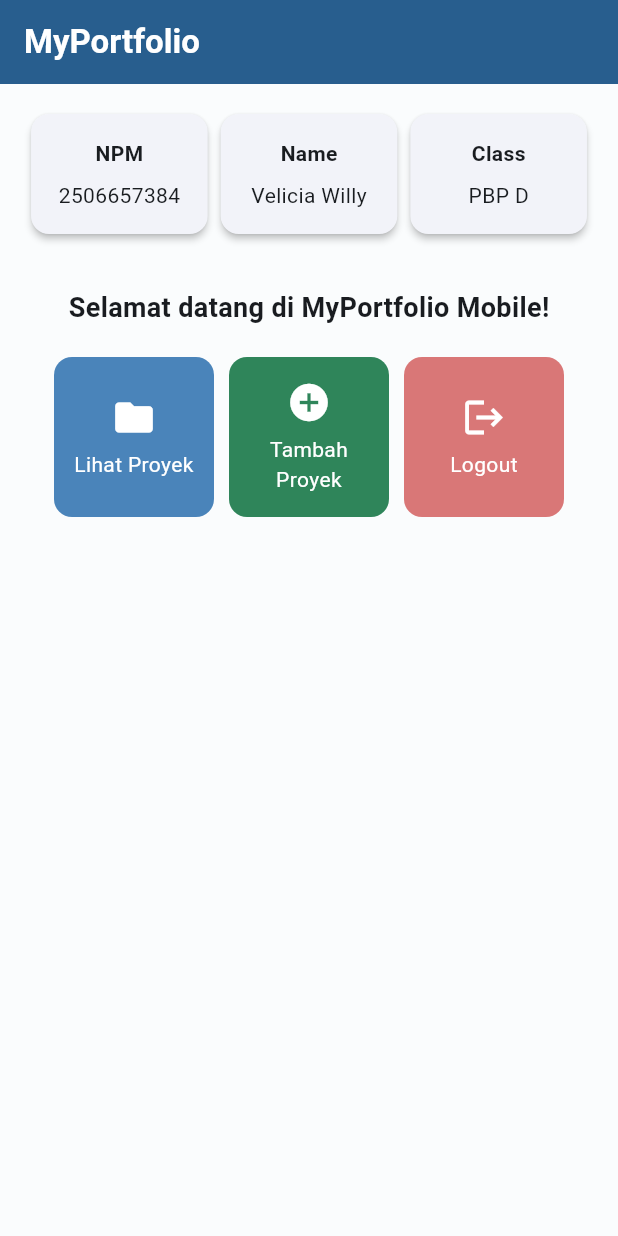
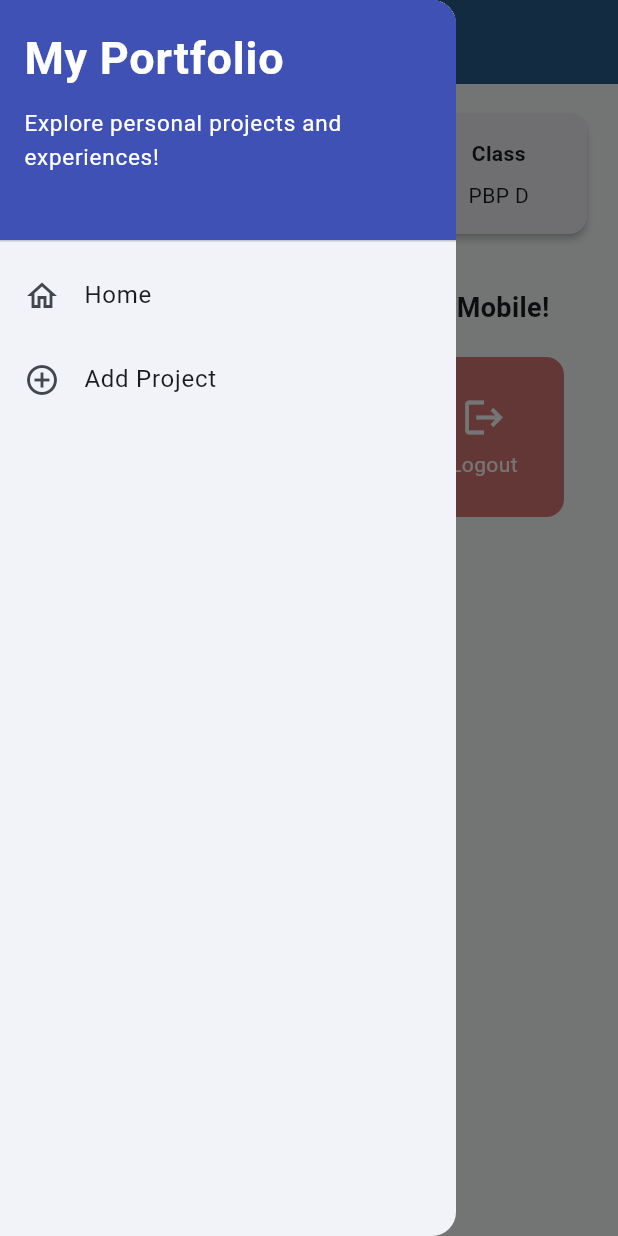
Before and after one commit to veliciawilly75/myportofolio_mobile, a Flutter app: the screen it shows after launch, with the side drawer open (before the commit the screen has no drawer), on a phone screen of 412 x 824 dp. Run offline on Flutter 3.47's test engine with Material 3 defaults, Android fonts, the phone set to English and light mode, and no system bars.

Commit message:
feat: Completed Tutorial 9

```diff
--- a/lib/main.dart
+++ b/lib/main.dart
@@ -1,5 +1,5 @@
 import 'package:flutter/material.dart';
-import 'package:myportofolio_mobile/menu.dart';
+import 'package:myportofolio_mobile/screens/menu.dart';
 
 void main() {
   runApp(const MyApp());
--- a/lib/menu.dart
+++ b/lib/screens/menu.dart
@@ -1,4 +1,6 @@
 import 'package:flutter/material.dart';
+import 'package:myportofolio_mobile/widgets/left_drawer.dart';
+import 'package:myportofolio_mobile/widgets/project_card.dart';
 
 class MyHomePage extends StatelessWidget {
   MyHomePage({super.key});
@@ -29,6 +31,7 @@ class MyHomePage extends StatelessWidget {
         ),
         backgroundColor: Theme.of(context).colorScheme.primary,
       ),
+      drawer: const LeftDrawer(),
       // Body halaman utama dengan padding di sekelilingnya.
       body: Padding(
         padding: const EdgeInsets.all(16.0),
@@ -124,50 +127,3 @@ class ItemHomepage {
 
   ItemHomepage(this.name, this.icon, this.color);
 }
-
-class ItemCard extends StatelessWidget {
-  final ItemHomepage item;
-
-  const ItemCard(this.item, {super.key});
-
-  @override
-  Widget build(BuildContext context) {
-    return Material(
-      // Menggunakan warna sekunder dari skema tema aplikasi.
-      color: item.color,
-      borderRadius: BorderRadius.circular(12),
-      child: InkWell(
-        // Aksi ketika kartu ditekan oleh pengguna.
-        onTap: () {
-          // Menampilkan SnackBar dengan pesan interaktif.
-          ScaffoldMessenger.of(context)
-            ..hideCurrentSnackBar()
-            ..showSnackBar(
-              SnackBar(content: Text("Kamu telah menekan tombol ${item.name}!"))
-            );
-        },
-        child: Container(
-          padding: const EdgeInsets.all(8),
-          child: Center(
-            child: Column(
-              mainAxisAlignment: MainAxisAlignment.center,
-              children: [
-                Icon(
-                  item.icon,
-                  color: Colors.white,
-                  size: 30.0,
-                ),
-                const Padding(padding: EdgeInsets.all(3)),
-                Text(
-                  item.name,
-                  textAlign: TextAlign.center,
-                  style: const TextStyle(color: Colors.white),
-                ),
-              ],
-            ),
-          ),
-        ),
-      ),
-    );
-  }
-}
--- /dev/null
+++ b/lib/widgets/left_drawer.dart
@@ -0,0 +1,69 @@
+import 'package:flutter/material.dart';
+import 'package:myportofolio_mobile/screens/menu.dart';
+import 'package:myportofolio_mobile/screens/project_form.dart';
+
+class LeftDrawer extends StatelessWidget {
+  const LeftDrawer({super.key});
+
+  @override
+  Widget build(BuildContext context) {
+    return Drawer(
+      child: ListView(
+        children: [
+          const DrawerHeader(
+            decoration: BoxDecoration(
+              color: Colors.indigo,
+            ),
+            child: Column(
+              crossAxisAlignment: CrossAxisAlignment.start,
+              children: [
+                Text(
+                  'My Portfolio',
+                  style: TextStyle(
+                    fontSize: 30,
+                    fontWeight: FontWeight.bold,
+                    color: Colors.white,
+                  ),
+                ),
+                SizedBox(height: 10),
+                Text(
+                  'Explore personal projects and experiences!',
+                  style: TextStyle(
+                    fontSize: 15,
+                    color: Colors.white,
+                  ),
+                ),
+              ],
+            ),
+          ),
+          ListTile(
+            leading: const Icon(Icons.home_outlined),
+            title: const Text('Home'),
+            // Navigasi ke halaman utama portofolio
+            onTap: () {
+              Navigator.pushReplacement(
+                context,
+                MaterialPageRoute(
+                  builder: (context) => MyHomePage(),
+                ),
+              );
+            },
+          ),
+          ListTile(
+            leading: const Icon(Icons.add_circle_outline),
+            title: const Text('Add Project'),
+            // Navigasi ke halaman tambah proyek
+            onTap: () {
+              Navigator.push(
+                context,
+                MaterialPageRoute(
+                  builder: (context) => ProjectFormPage(),
+                ),
+              );
+            },
+          ),
+        ],
+      ),
+    );
+  }
+}
--- /dev/null
+++ b/lib/widgets/project_card.dart
@@ -0,0 +1,60 @@
+import 'package:flutter/material.dart';
+import 'package:myportofolio_mobile/screens/project_form.dart';
+import 'package:myportofolio_mobile/screens/menu.dart';
+
+class ItemCard extends StatelessWidget {
+  final ItemHomepage item;
+
+  const ItemCard(this.item, {super.key});
+
+  @override
+  Widget build(BuildContext context) {
+    return Material(
+      // Menggunakan warna sekunder dari skema tema aplikasi.
+      color: item.color,
+      borderRadius: BorderRadius.circular(12),
+      child: InkWell(
+        // Aksi ketika kartu ditekan oleh pengguna.
+        onTap: () {
+          // Menampilkan SnackBar dengan pesan interaktif.
+          ScaffoldMessenger.of(context)
+            ..hideCurrentSnackBar()
+            ..showSnackBar(
+              SnackBar(content: Text("Kamu telah menekan tombol ${item.name}!"))
+          );
+
+          // Navigate ke halaman yang sesuai
+          if (item.name == "Tambah Proyek") {
+            Navigator.push(
+              context,
+              MaterialPageRoute(
+                builder: (context) => ProjectFormPage(),
+              ),
+            );
+          }
+        },
+        child: Container(
+          padding: const EdgeInsets.all(8),
+          child: Center(
+            child: Column(
+              mainAxisAlignment: MainAxisAlignment.center,
+              children: [
+                Icon(
+                  item.icon,
+                  color: Colors.white,
+                  size: 30.0,
+                ),
+                const Padding(padding: EdgeInsets.all(3)),
+                Text(
+                  item.name,
+                  textAlign: TextAlign.center,
+                  style: const TextStyle(color: Colors.white),
+                ),
+              ],
+            ),
+          ),
+        ),
+      ),
+    );
+  }
+}
--- a/pubspec.yaml
+++ b/pubspec.yaml
@@ -34,6 +34,7 @@ dependencies:
   # The following adds the Cupertino Icons font to your application.
   # Use with the CupertinoIcons class for iOS style icons.
   cupertino_icons: ^1.0.8
+  material_ui: ^1.11.0
 
 dev_dependencies:
   flutter_test:
```
Also changed, not shown: lib/screens/project_form.dart (added, +217 -0 lines), pubspec.lock.
